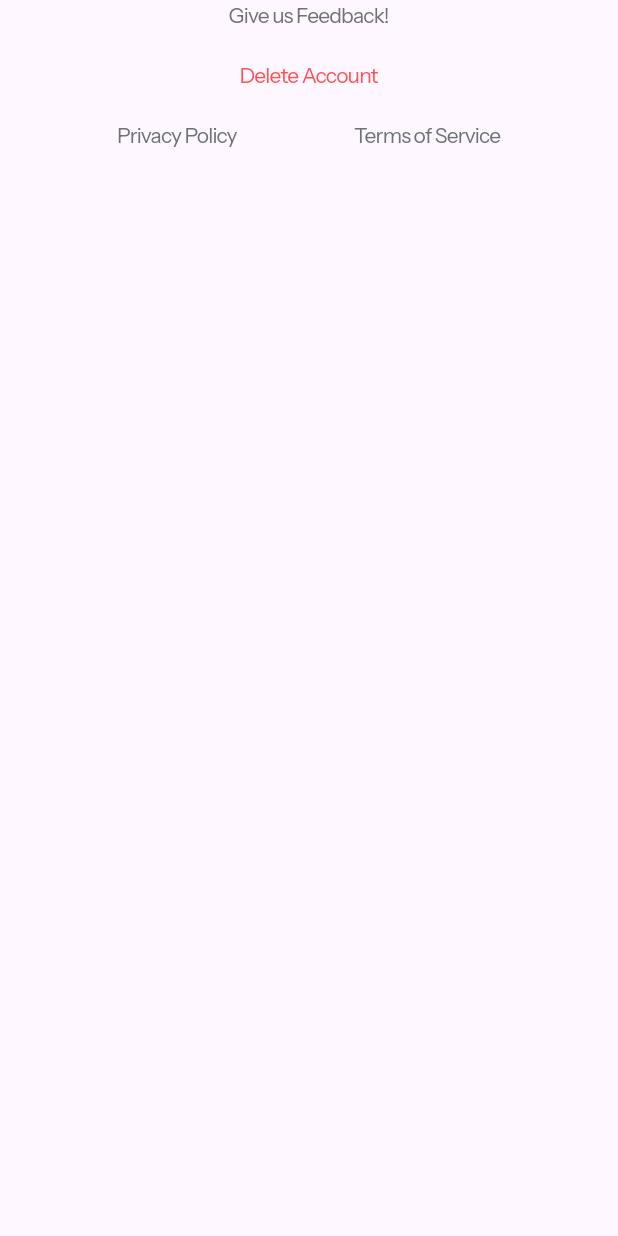
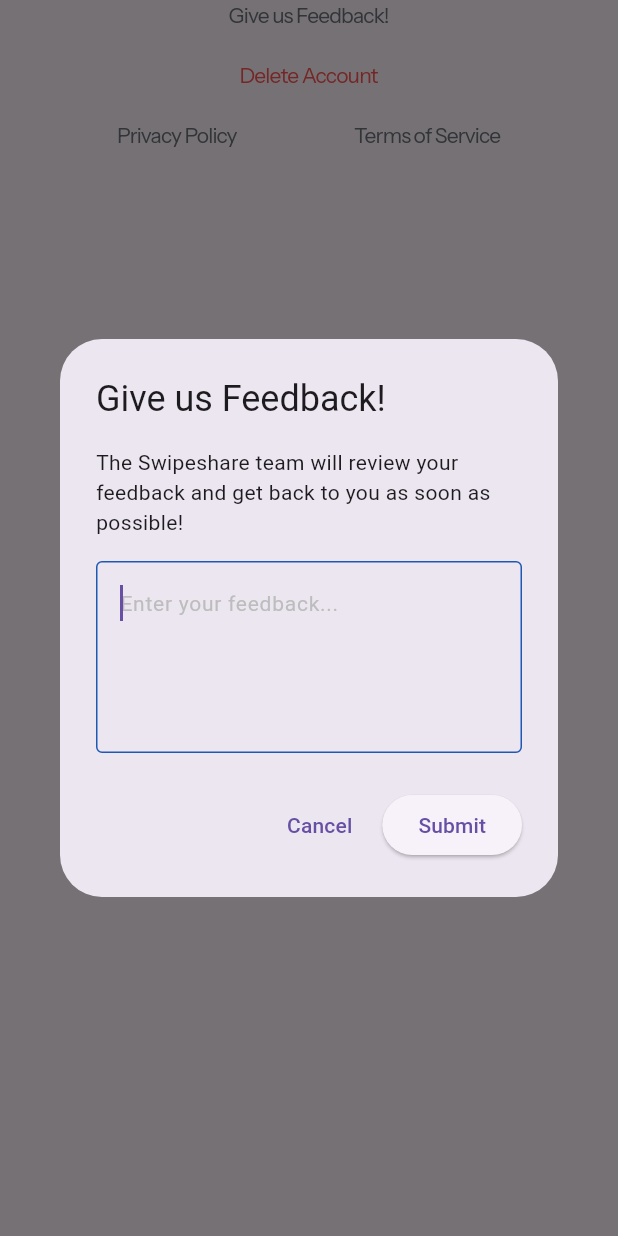
Before and after one commit to aryavenkatesan/Swipeshare, a Flutter app: the Hyperlinks widget shown alone on an empty page, opened directly, after a tap on "Give us Feedback!", on a phone screen of 412 x 824 dp. Run offline on Flutter 3.47's test engine with Material 3 defaults, Android fonts, the phone set to English and light mode, and no system bars; our stand-ins replace cloud_firestore, firebase_auth, firebase_core, firebase_messaging, flutter_svg, google_fonts and 2 more; missing offline and left inert: app_badge_plus, haptic_feedback, profanity_filter; accounts and stored records are empty; generated files the repository leaves out were written again; network calls fail.

Commit message:
Feedback in-app impl complete

```diff
--- a/swipeshare_app/lib/components/home_screen/hyperlinks.dart
+++ b/swipeshare_app/lib/components/home_screen/hyperlinks.dart
@@ -1,11 +1,77 @@
 import 'package:flutter/material.dart';
 import 'package:swipeshare_app/components/text_styles.dart';
 import 'package:swipeshare_app/components/home_screen/deleting_account_screen.dart';
+import 'package:swipeshare_app/services/user_service.dart';
 import 'package:url_launcher/url_launcher.dart';
 import 'package:firebase_auth/firebase_auth.dart'; // Required for re-authentication
 
 class Hyperlinks extends StatelessWidget {
   Hyperlinks({super.key});
+  UserService _userService = UserService();
+  final TextEditingController feedbackController = TextEditingController();
+
+  // Method to show the feedback popup
+  void _showFeedbackDialog(BuildContext context) {
+    final TextEditingController localFeedbackController =
+        TextEditingController();
+
+    showDialog(
+      context: context,
+      builder: (BuildContext dialogContext) {
+        return AlertDialog(
+          title: const Text("Give us Feedback!"),
+          content: Column(
+            mainAxisSize: MainAxisSize.min,
+            children: [
+              const Text(
+                "The Swipeshare team will review your feedback and get back to you as soon as possible!",
+              ),
+              const SizedBox(height: 16),
+              TextField(
+                controller: localFeedbackController,
+                maxLines: 4,
+                autofocus: true,
+                decoration: InputDecoration(
+                  hintText: "Enter your feedback...",
+                  hintStyle: TextStyle(
+                    color: Colors.grey.shade400,
+                    fontSize: 14,
+                  ),
+                  border: const OutlineInputBorder(),
+                  focusedBorder: const OutlineInputBorder(
+                    borderSide: BorderSide(
+                      color: Color.fromARGB(255, 30, 88, 181),
+                    ),
+                  ),
+                ),
+              ),
+            ],
+          ),
+          actions: [
+            TextButton(
+              onPressed: () => Navigator.pop(dialogContext),
+              child: const Text("Cancel"),
+            ),
+            ElevatedButton(
+              onPressed: () async {
+                String feedbackMessage = localFeedbackController.text;
+                _userService.sendFeedback(feedbackMessage);
+                Navigator.pop(dialogContext);
+
+                ScaffoldMessenger.of(context).showSnackBar(
+                  const SnackBar(
+                    content: Text('Successfully submitted!'),
+                    backgroundColor: Colors.green,
+                  ),
+                );
+              },
+              child: const Text("Submit"),
+            ),
+          ],
+        );
+      },
+    );
+  }
 
   Future<void> _showDeleteConfirmation(BuildContext context) async {
     return showDialog(
@@ -23,14 +89,7 @@ class Hyperlinks extends StatelessWidget {
     return Column(
       children: [
         GestureDetector(
-          onTap: () async {
-            await launchUrl(
-              Uri.parse(
-                "https://docs.google.com/forms/d/e/1FAIpQLSfTmI3DIHP85a78MlNmQ9gUicQhjff5Tj34pWsUhvN6ATzGXg/viewform",
-              ),
-              mode: LaunchMode.inAppBrowserView,
-            );
-          },
+          onTap: () => _showFeedbackDialog(context),
           child: Center(child: Text("Give us Feedback!", style: SubTextStyle)),
         ),
         SizedBox(height: 20),
```
Also changed, not shown: swipeshare_app/lib/services/user_service.dart (+15 -0 lines), 2 other files.
